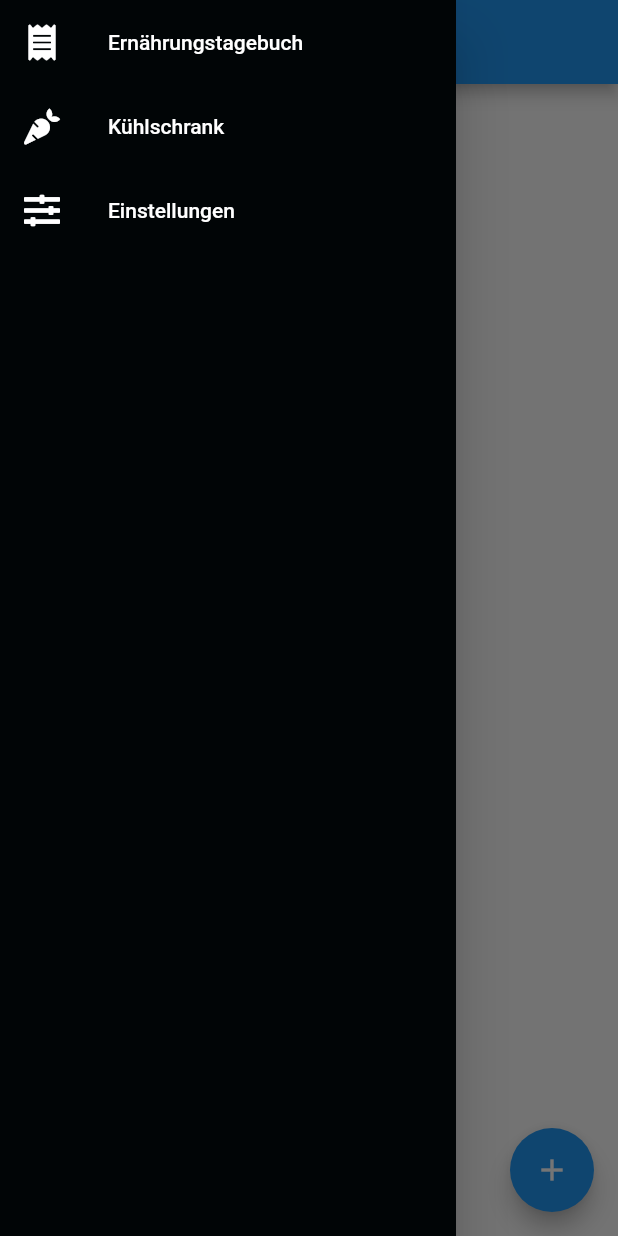
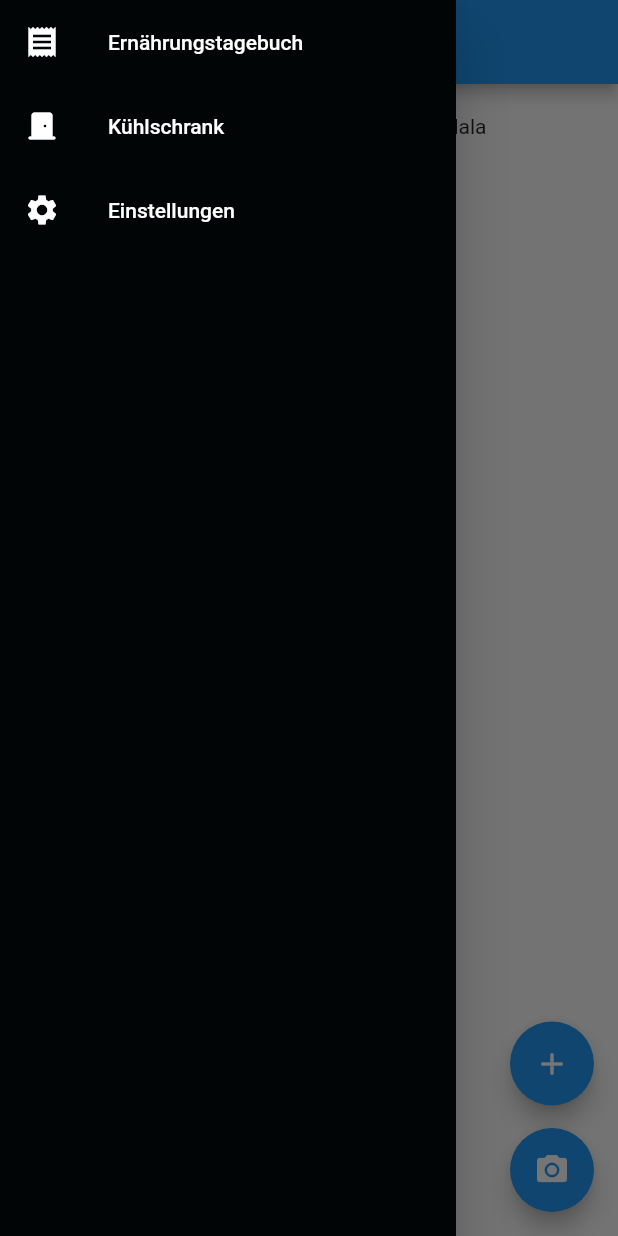
Before and after one commit to schrlu/dieAhnungslosen, a Flutter app: the screen it shows after launch, with the side drawer open, on a phone screen of 412 x 824 dp. Run offline on Flutter 3.47's test engine with Material 2 defaults, Android fonts, the phone set to English and light mode, and no system bars; missing offline and left inert: flutter_barcode_scanner.

Commit message:
Zwischenstand zum Arbeiten am PC

```diff
--- a/lib/main.dart
+++ b/lib/main.dart
@@ -2,13 +2,23 @@ import 'package:flutter/cupertino.dart';
 import 'package:flutter/material.dart';
 import 'package:dieahnungslosen/navbar.dart';
 import 'package:flutter_barcode_scanner/flutter_barcode_scanner.dart';
-import 'package:font_awesome_flutter/font_awesome_flutter.dart';
-import 'package:dieahnungslosen/qrscan.dart';
+
 void main() => runApp(MaterialApp(home: FoodDiary()));
 
-class FoodDiary extends StatelessWidget{
-  FoodDiary({Key? key}) : super(key: key);
-  QrCodeState _qr = new QrCodeState();
+class FoodDiary extends StatefulWidget {
+  const FoodDiary({Key? key}) : super(key: key);
+
+  @override
+  State<FoodDiary> createState() => FoodDiaryState();
+}
+
+class FoodDiaryState extends State<FoodDiary> {
+  String _barcode = "";
+  scan() async {
+    return await FlutterBarcodeScanner.scanBarcode(
+        "#000000", 'Abbrechen', true, ScanMode.BARCODE).then((value) =>
+        setState(() => _barcode = value));
+  }
   @override
   Widget build(BuildContext context) {
     return Scaffold(
@@ -16,42 +26,62 @@ class FoodDiary extends StatelessWidget{
         appBar: AppBar(
           title: const Text('Ernährungstagebuch'),
         ),
-        body: null,
-        floatingActionButton: FloatingActionButton(
+        body: Column(
+          children: [
+            ListView(
+              shrinkWrap: true,
+              padding: EdgeInsets.all(20),
+              children: [
+                    Row(
+                      mainAxisAlignment: MainAxisAlignment.spaceEvenly,
+                      children: [
+                        Text("Test"),
+                        Text("Hallo"),
+                        Text("Tralala")
+                      ],
+                    )
+              ],
+
+            ),
+          ],
+        ),
+        floatingActionButton:
+        Column(
+          mainAxisAlignment: MainAxisAlignment.end,
+          children: [
+            FloatingActionButton(
               onPressed: () => showDialog(
                   context: context,
                   builder: (context) => AlertDialog(
-                    title: const Text('Lebensmittel Eintrag'),
+                        title: const Text('Manueller Eintrag'),
                         content: Column(
-                      mainAxisAlignment: MainAxisAlignment.spaceAround,
+                          mainAxisSize: MainAxisSize.min,
                           children: <Widget>[
                             eingabefeld('Bezeichnung', 'Name'),
                             eingabefeld('Menge in Gramm', 'Menge'),
                             eingabefeld('bla bla', 'bla bla'),
-                        Column(
-                          children: [
-                            Text('Barcode-Scan'),
-                            IconButton(
-                                onPressed: () => _qr.scan(),
-                                icon: Icon(FontAwesomeIcons.barcode)),
-                          ],
-                        ),
-                        Text(_qr.barcode),
-                        Container(
-                            alignment: Alignment.bottomCenter,
-                            child: TextButton(
+                            TextButton(
                                 onPressed: () => {
                                   showDialog(
                                       context: context,
                                       builder: (context) =>
                                           successWindow(FoodDiary()))
                                 },
-                                child: Text('Submit')))
+                                child: Text('Submit')),
                           ],
                         ),
                       )),
               tooltip: 'Increment',
               child: const Icon(Icons.add),
+            ),
+            Padding(
+              padding: EdgeInsets.only(top: 15),
+              child: FloatingActionButton
+                (
+                onPressed: () => scan(),
+              child: Icon(Icons.camera_alt),),
+            )
+          ],
         ));
   }
 }
@@ -69,13 +99,12 @@ class eingabefeld extends StatelessWidget {
       children: [
         Text(title, textAlign: TextAlign.left),
         TextField(decoration: InputDecoration(hintText: decoration)),
+        const Padding(padding: EdgeInsets.only(bottom: 30)),
       ],
       // mainAxisAlignment: MainAxisAlignment.spaceAround,
     );
   }
 }
-
-
 
 class successWindow extends StatelessWidget {
   Widget page;
@@ -94,7 +123,7 @@ class successWindow extends StatelessWidget {
                 MaterialPageRoute(builder: (context) => page),
                 (route) => false);
           },
-          icon: Icon(FontAwesomeIcons.check, color: Colors.green),
+          icon: Icon(Icons.check, color: Colors.green),
         ),
       ),
     );
--- a/lib/navbar.dart
+++ b/lib/navbar.dart
@@ -1,6 +1,5 @@
 import 'package:dieahnungslosen/main.dart';
 import 'package:flutter/material.dart';
-import 'package:font_awesome_flutter/font_awesome_flutter.dart';
 import 'package:dieahnungslosen/fridge.dart';
 import 'package:dieahnungslosen/settings.dart';
 
@@ -12,9 +11,9 @@ class NavBar extends StatelessWidget {
         child: ListView(
           children: [
             Image.asset('images/navbar/food.jpg'),
-            site('Ernährungstagebuch', FontAwesomeIcons.receipt, FoodDiary()),
-            site('Kühlschrank', FontAwesomeIcons.carrot, WhatsInMyFridge()),
-            site('Einstellungen', FontAwesomeIcons.slidersH, Settings()),
+            site('Ernährungstagebuch', Icons.receipt, FoodDiary()),
+            site('Kühlschrank', Icons.door_front_door_rounded, WhatsInMyFridge()),
+            site('Einstellungen', Icons.settings, Settings()),
           ],
         ));
   }
--- a/pubspec.yaml
+++ b/pubspec.yaml
@@ -29,7 +29,7 @@ environment:
 dependencies:
   flutter:
     sdk: flutter
-  font_awesome_flutter: ^8.8.1
+#  font_awesome_flutter: ^8.8.1
   flutter_barcode_scanner: ^2.0.0
 
 
```
Also changed, not shown: lib/qrscan.dart (+4 -5 lines), pubspec.lock. Lines whose indentation alone changed are shown as unchanged.
